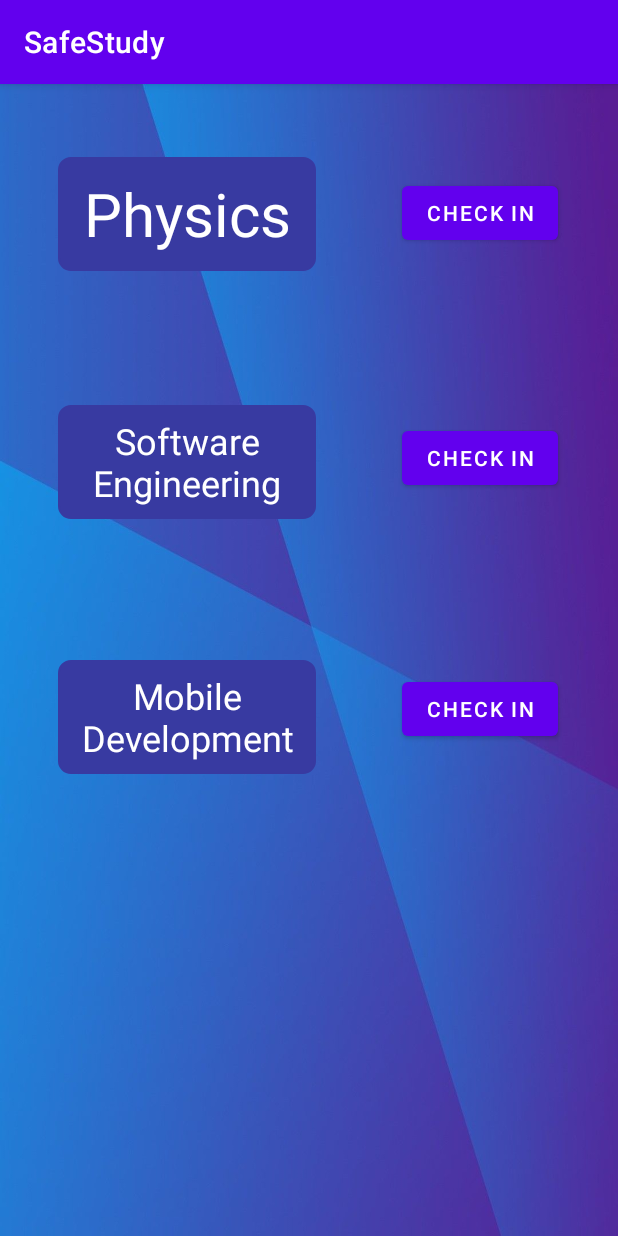
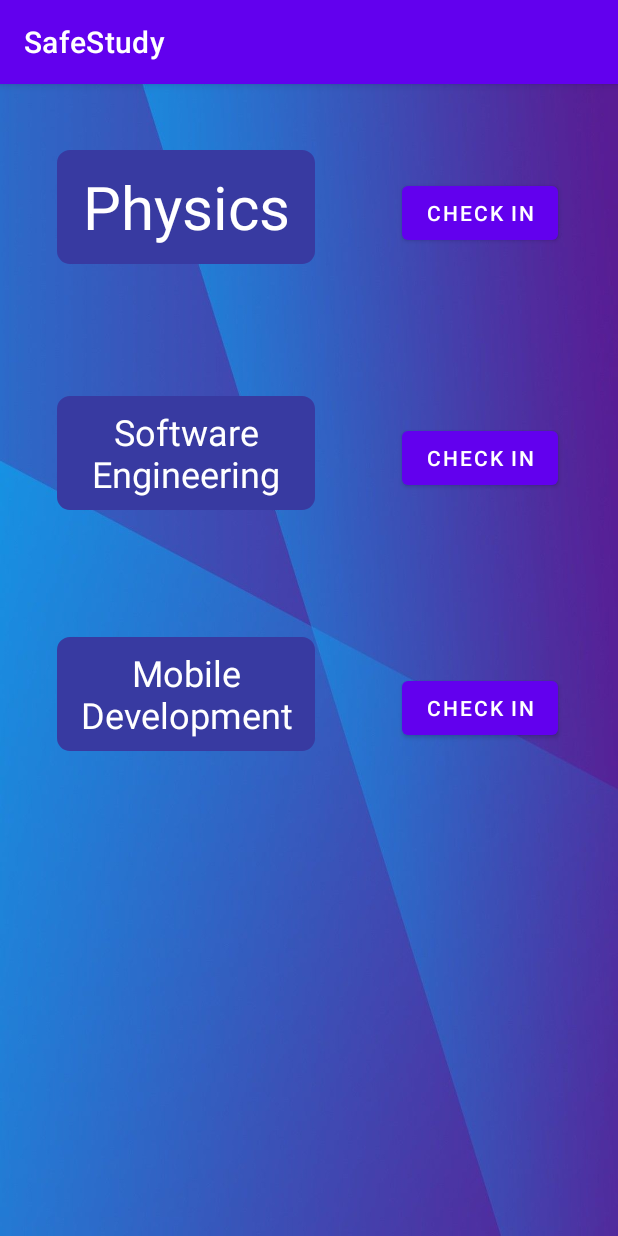
Before and after one commit to adel2924/StudyAppHackathon, an Android app: the CheckInActivity screen opened directly, with no data from a screen before it, on a phone screen of 412 x 824 dp. Run offline under Robolectric (Android 15) with nearby library versions, the phone set to English and light mode, and no system bars.

Commit message:
small detail in check in activity

```diff
--- a/app/src/main/res/layout/activity_check_in.xml
+++ b/app/src/main/res/layout/activity_check_in.xml
@@ -18,11 +18,11 @@
         android:textColor="#FFFFFF"
         android:textSize="24sp"
         app:layout_constraintBottom_toBottomOf="parent"
-        app:layout_constraintEnd_toStartOf="@+id/button3"
-        app:layout_constraintHorizontal_bias="0.4"
+        app:layout_constraintEnd_toEndOf="parent"
+        app:layout_constraintHorizontal_bias="0.158"
         app:layout_constraintStart_toStartOf="parent"
         app:layout_constraintTop_toTopOf="parent"
-        app:layout_constraintVertical_bias="0.555" />
+        app:layout_constraintVertical_bias="0.533" />
 
     <Button
         android:id="@+id/button5"
@@ -34,7 +34,7 @@
         app:layout_constraintBottom_toBottomOf="parent"
         app:layout_constraintEnd_toEndOf="parent"
         app:layout_constraintTop_toTopOf="parent"
-        app:layout_constraintVertical_bias="0.545" />
+        app:layout_constraintVertical_bias="0.544" />
 
     <TextView
         android:id="@+id/textView5"
@@ -47,11 +47,11 @@
         android:textColor="#FFFFFF"
         android:textSize="24sp"
         app:layout_constraintBottom_toBottomOf="parent"
-        app:layout_constraintEnd_toStartOf="@+id/button3"
-        app:layout_constraintHorizontal_bias="0.4"
+        app:layout_constraintEnd_toEndOf="parent"
+        app:layout_constraintHorizontal_bias="0.158"
         app:layout_constraintStart_toStartOf="parent"
         app:layout_constraintTop_toTopOf="parent"
-        app:layout_constraintVertical_bias="0.309" />
+        app:layout_constraintVertical_bias="0.301" />
 
     <Button
         android:id="@+id/button4"
@@ -76,11 +76,11 @@
         android:textColor="#FFFFFF"
         android:textSize="40sp"
         app:layout_constraintBottom_toBottomOf="parent"
-        app:layout_constraintEnd_toStartOf="@+id/button3"
-        app:layout_constraintHorizontal_bias="0.4"
+        app:layout_constraintEnd_toEndOf="parent"
+        app:layout_constraintHorizontal_bias="0.158"
         app:layout_constraintStart_toStartOf="parent"
         app:layout_constraintTop_toTopOf="parent"
-        app:layout_constraintVertical_bias="0.07" />
+        app:layout_constraintVertical_bias="0.064" />
 
     <Button
         android:id="@+id/button3"
```
